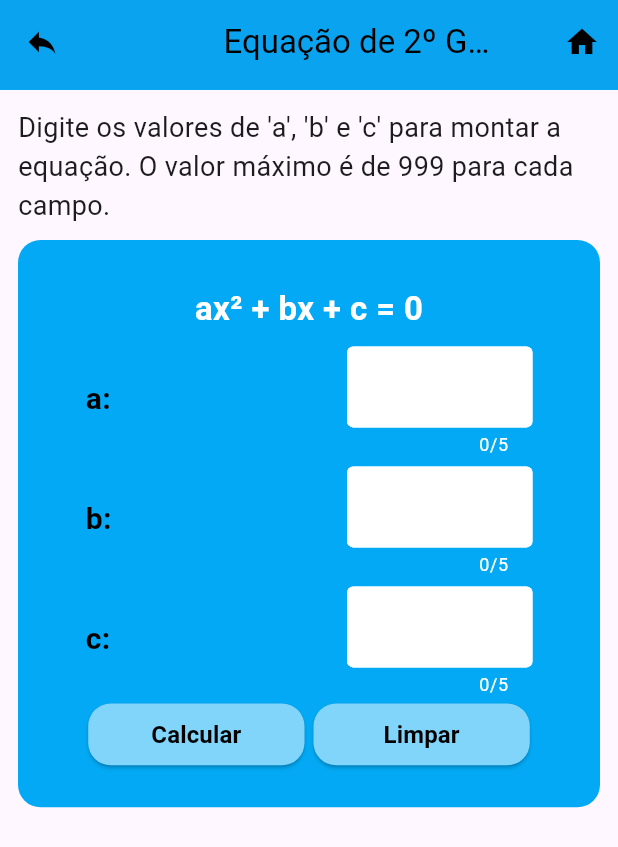
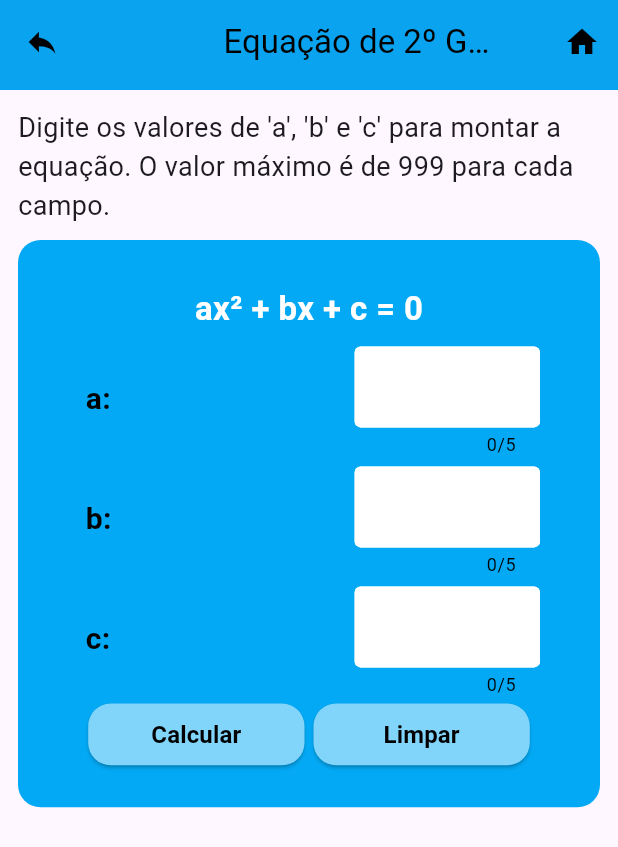
Before and after one commit to ricardo-gsilva/exemplifica-app, a Flutter app: the CalcEquacao2Page screen opened directly, on a phone screen of 412 x 824 dp. Shown: the top 847 px of the screen. Run offline on Flutter 3.47's test engine with Material 3 defaults, Android fonts, the phone set to English and light mode, and no system bars; our stand-ins replace package_info_plus.

Commit message:
refatorando text field e excluindo widgets sem uso

```diff
--- a/lib/components/row_buttons.dart
+++ /dev/null
@@ -1,39 +0,0 @@
-// ignore_for_file: must_be_immutable
-
-import 'package:exemplifica/widgets/button_custom.dart';
-import 'package:flutter/material.dart';
-
-class RowButtons1 extends StatelessWidget {
-  double? height;
-  double? width;
-  double? paddingTop;
-  String? titleFirst;
-  String? titleSecond;
-  void Function()? onTapFirst;
-  void Function()? onTapSecond;
-  RowButtons1({this.height, this.onTapFirst, this.onTapSecond, this.titleFirst, this.titleSecond, this.width, this.paddingTop = 0, super.key});
-
-  @override
-  Widget build(BuildContext context) {
-    return Padding(
-      padding: EdgeInsets.only(top: paddingTop!),
-      child: Row(
-        mainAxisAlignment: MainAxisAlignment.center,
-        children: [
-          ButtonBase(
-            onTap: onTapFirst,
-            title: titleFirst,
-            height: height,
-            width: width,
-          ),
-          ButtonBase(
-            onTap: onTapSecond,
-            title: titleSecond,
-            height: height,
-            width: width,
-          ),
-        ],
-      ),
-    );
-  }
-}
--- a/lib/components/text_field_input.dart
+++ /dev/null
@@ -1,73 +0,0 @@
-// ignore_for_file: must_be_immutable
-
-import 'package:exemplifica/utils/constants/core_colors.dart';
-import 'package:flutter/material.dart';
-
-class TextFieldInput extends StatelessWidget {
-  String? title;
-  String? hintText;
-  int? maxLength;
-  TextEditingController? controller;
-  MainAxisAlignment? mainAxisAlignment;
-  TextFieldInput(
-      {required this.title,
-      required this.hintText,
-      required this.controller,
-      this.maxLength = 9,
-      this.mainAxisAlignment,
-      super.key});
-
-  @override
-  Widget build(BuildContext context) {
-    return Padding(
-      padding: const EdgeInsets.only(left: 20, right: 20, bottom: 5, top: 5),
-      child: SizedBox(
-        child: Row(
-          mainAxisAlignment: mainAxisAlignment?? MainAxisAlignment.spaceBetween,
-          children: [
-            title == ''? SizedBox():
-            Text(
-              title ?? '',
-              style: TextStyle(
-                  fontSize: 20.0,
-                  color: CoreColors.textPrimary,
-                  fontWeight: FontWeight.bold),
-            ),
-            SizedBox(
-              width: MediaQuery.of(context).size.width * .3,
-              height: 70,
-              child: TextField(
-                keyboardType: TextInputType.number,
-                decoration: InputDecoration(
-                    filled: true,
-                    fillColor: Colors.white,
-                    border: OutlineInputBorder(
-                        borderSide: BorderSide(color: Colors.black)),
-                    focusedBorder: const OutlineInputBorder(
-                        borderSide: BorderSide(color: Colors.amber)),
-                    errorBorder: OutlineInputBorder(
-                      borderSide: BorderSide(color: Colors.red)
-                    ),
-                    enabledBorder: OutlineInputBorder(
-                        borderSide: BorderSide(width: 1, color: Colors.white)),
-                    errorStyle: TextStyle(color: Colors.red),
-                    focusedErrorBorder: OutlineInputBorder(
-                      borderSide: BorderSide(color: Colors.red)
-                    ),
-                    counterStyle: const TextStyle(color: Colors.white),
-                    hintText: hintText,
-                    labelText: "",
-                    labelStyle: TextStyle(color: CoreColors.textPrimary)),
-                textAlign: TextAlign.center,
-                textAlignVertical: TextAlignVertical.bottom,
-                style: TextStyle(color: CoreColors.textPrimary, fontSize: 23.0),
-                controller: controller,
-                maxLength: maxLength,
-              ),
-            ),
-          ],
-        ),
-      ),
-    );
-  }
-}
--- a/lib/utils/constants/core_colors.dart
+++ b/lib/utils/constants/core_colors.dart
@@ -9,4 +9,12 @@ class CoreColors {
   static const Color appBarColor = Color (0xFF03A9F4);
   static const Color btnColor = Color (0xFF81D4FA);
 
+  static const Color borderAlert = Color(0xFFFF0000);
+  static const Color errorAlert = Color(0xFFFF0000);
+  static const Color enableBorder = Color(0xFFFFFFFF);
+  static const Color focusBorder = Color(0xFFFFC107);
+  static const Color borderSide = Color(0xFF000000);
+  static const Color fillColorTextField = Color(0xFFFFFFFF);
+
+
 }
--- a/lib/widgets/atoms/custom_text_field.dart
+++ b/lib/widgets/atoms/custom_text_field.dart
@@ -1,6 +1,6 @@
+import 'package:exemplifica/utils/constants/core_colors.dart';
+import 'package:exemplifica/utils/constants/core_fontSize.dart';
 import 'package:flutter/material.dart';
-
-import 'package:exemplifica/components/text_field_input.dart';
 
 class CustomTextField extends StatelessWidget {
   final TextEditingController controller;
@@ -17,12 +17,32 @@ class CustomTextField extends StatelessWidget {
 
   @override
   Widget build(BuildContext context) {
-    return TextFieldInput(
-      title: title,
-      hintText: hintText,
+    return TextField(
+      keyboardType: TextInputType.number,
+      decoration: InputDecoration(
+          filled: true,
+          fillColor: CoreColors.fillColorTextField,
+          border: OutlineInputBorder(
+              borderSide: BorderSide(color: CoreColors.borderSide)),
+          focusedBorder: const OutlineInputBorder(
+              borderSide: BorderSide(color: CoreColors.focusBorder)),
+          errorBorder: OutlineInputBorder(
+              borderSide: BorderSide(color: CoreColors.borderAlert)),
+          enabledBorder: OutlineInputBorder(
+              borderSide: BorderSide(width: 1, color: CoreColors.enableBorder)),
+          errorStyle: TextStyle(color: CoreColors.errorAlert),
+          focusedErrorBorder: OutlineInputBorder(
+              borderSide: BorderSide(color: CoreColors.borderAlert)),
+          counterStyle: const TextStyle(color: CoreColors.textPrimary),
+          hintText: hintText,
+          labelText: "",
+          labelStyle: TextStyle(color: CoreColors.textPrimary)),
+      textAlign: TextAlign.center,
+      textAlignVertical: TextAlignVertical.bottom,
+      style:
+          TextStyle(color: CoreColors.textPrimary, fontSize: CoreFontSize.h_22),
       controller: controller,
       maxLength: 5,
-      mainAxisAlignment: mainAxisAlignment,
     );
   }
 }
--- a/lib/widgets/molecules/calculator_form.dart
+++ b/lib/widgets/molecules/calculator_form.dart
@@ -1,9 +1,9 @@
 import 'package:exemplifica/utils/constants/core_fontSize.dart';
 import 'package:exemplifica/widgets/atoms/custom_text.dart';
+import 'package:exemplifica/widgets/molecules/text_field_input.dart';
 import 'package:flutter/material.dart';
 import 'package:exemplifica/utils/constants/core_colors.dart';
 import 'package:exemplifica/utils/constants/core_strings.dart';
-import 'package:exemplifica/widgets/atoms/custom_text_field.dart';
 import 'package:exemplifica/widgets/molecules/row_button.dart';
 
 class CalculatorForm extends StatelessWidget {
@@ -43,7 +43,7 @@ class CalculatorForm extends StatelessWidget {
                 shrinkWrap: true,
                 itemCount: controller.length,
                 itemBuilder: (_, i) {
-                  return CustomTextField(
+                  return CustomTextFieldInput(
                     title: label[i],
                     hintText: "Digite aqui",
                     controller: controller[i],
--- a/lib/widgets/molecules/calculator_form_2.dart
+++ b/lib/widgets/molecules/calculator_form_2.dart
@@ -1,9 +1,9 @@
 import 'package:exemplifica/utils/constants/core_fontSize.dart';
+import 'package:exemplifica/widgets/molecules/text_field_input.dart';
 import 'package:flutter/material.dart';
 import 'package:exemplifica/utils/constants/core_colors.dart';
 import 'package:exemplifica/utils/constants/core_strings.dart';
 import 'package:exemplifica/widgets/atoms/custom_text.dart';
-import 'package:exemplifica/widgets/atoms/custom_text_field.dart';
 import 'package:exemplifica/widgets/molecules/row_button.dart';
 
 class CalculatorForm2 extends StatelessWidget {
@@ -44,7 +44,7 @@ class CalculatorForm2 extends StatelessWidget {
               ),
               Row(
                 children: [
-                  CustomTextField(
+                  CustomTextFieldInput(
                       controller: controller[0],
                       mainAxisAlignment: MainAxisAlignment.start,
                       title: "",
@@ -57,7 +57,7 @@ class CalculatorForm2 extends StatelessWidget {
                             fontSize: CoreFontSize.h_22,
                           ),
                         )
-                      : CustomTextField(
+                      : CustomTextFieldInput(
                           controller: controller[2],
                           mainAxisAlignment: MainAxisAlignment.start,
                           title: "",
@@ -66,7 +66,7 @@ class CalculatorForm2 extends StatelessWidget {
               ),
               Row(
                 children: [
-                  CustomTextField(
+                  CustomTextFieldInput(
                       controller: controller[1],
                       mainAxisAlignment: MainAxisAlignment.start,
                       title: "",
--- /dev/null
+++ b/lib/widgets/molecules/text_field_input.dart
@@ -0,0 +1,49 @@
+import 'package:exemplifica/utils/constants/core_colors.dart';
+import 'package:exemplifica/utils/constants/core_fontSize.dart';
+import 'package:exemplifica/widgets/atoms/custom_text.dart';
+import 'package:exemplifica/widgets/atoms/custom_text_field.dart';
+import 'package:flutter/material.dart';
+
+class CustomTextFieldInput extends StatelessWidget {
+  final TextEditingController controller;
+  final String title;
+  final String hintText;
+  final MainAxisAlignment? mainAxisAlignment;
+  const CustomTextFieldInput({
+    Key? key,
+    required this.controller,
+    required this.title,
+    required this.hintText,
+    this.mainAxisAlignment,
+  }) : super(key: key);
+
+  @override
+  Widget build(BuildContext context) {
+    return Padding(
+      padding: const EdgeInsets.only(left: 15, right: 15, bottom: 5, top: 5),
+      child: SizedBox(
+        child: Row(
+          mainAxisAlignment:
+              mainAxisAlignment ?? MainAxisAlignment.spaceBetween,
+          children: [
+            CustomText(
+              title: title,
+              fontSize: CoreFontSize.h_20,
+              color: CoreColors.textPrimary,
+              fontWeight: FontWeight.bold,
+            ),
+            SizedBox(
+              width: MediaQuery.of(context).size.width * .3,
+              height: 70,
+              child: CustomTextField(
+                controller: controller,
+                title: title,
+                hintText: hintText,
+              ),
+            ),
+          ],
+        ),
+      ),
+    );
+  }
+}
```
